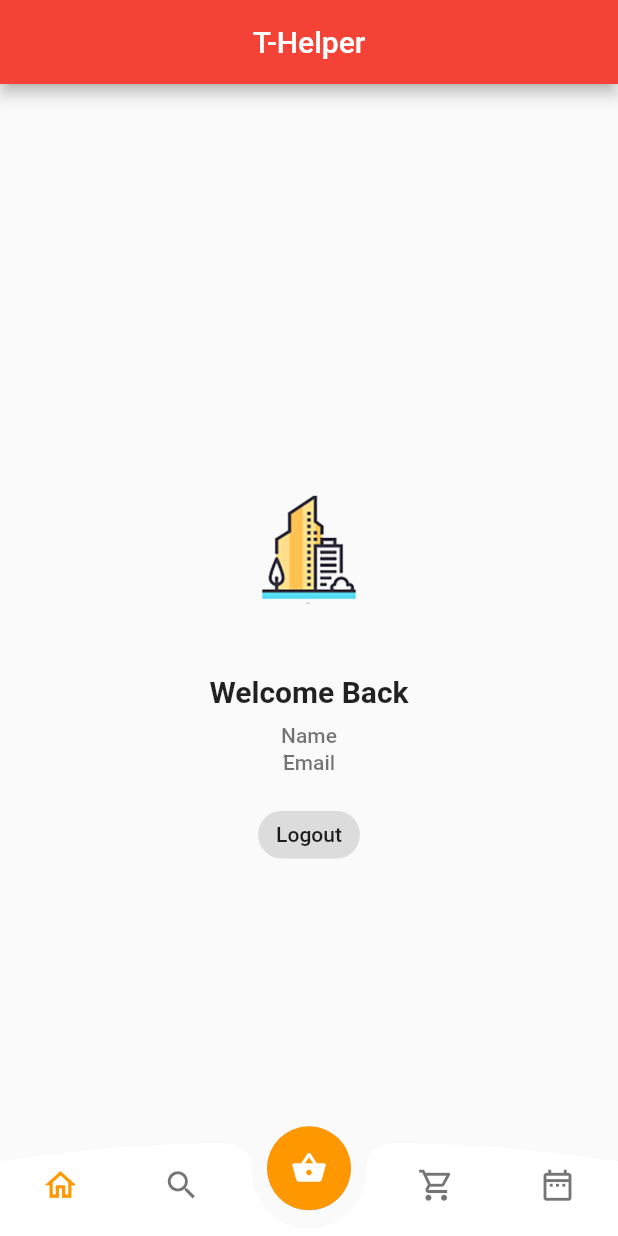
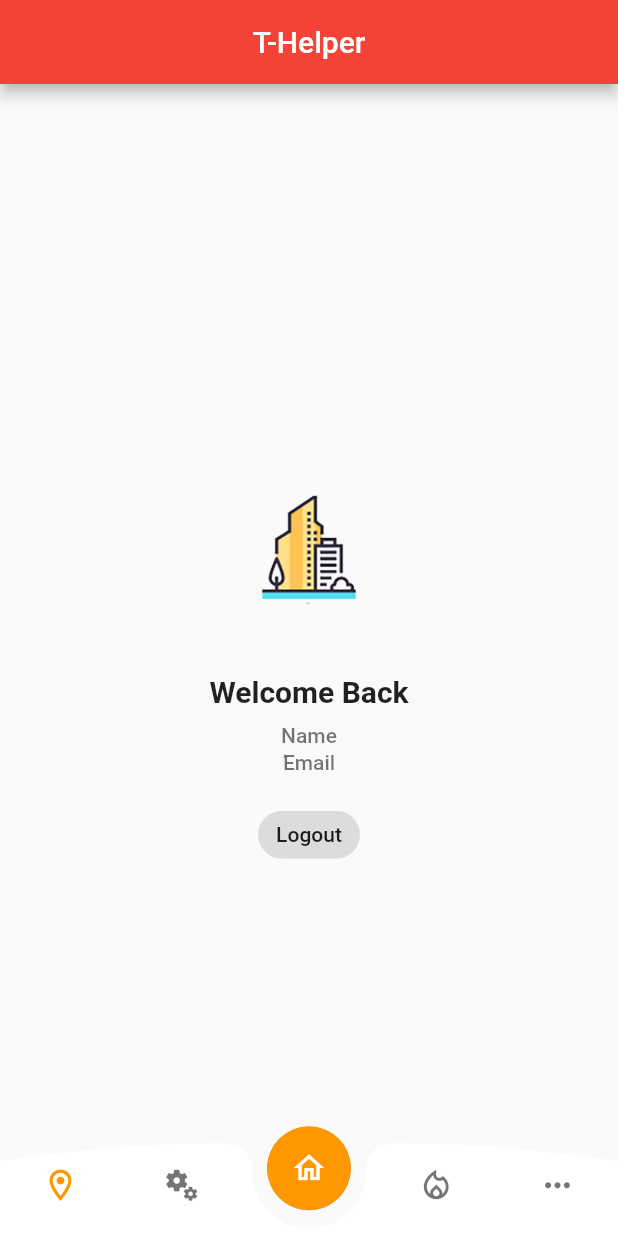
Before and after one commit to Khaledxab/Medify, a Flutter app: the HomeScreen screen opened directly, on a phone screen of 412 x 824 dp. Run offline on Flutter 3.47's test engine with Material 2 defaults, Android fonts, the phone set to English and light mode, and no system bars; our stand-ins replace firebase_auth, firebase_core; accounts and stored records are empty.

Commit message:
changing icons  😁

```diff
--- a/lib/widgets/my_nav_bar.dart
+++ b/lib/widgets/my_nav_bar.dart
@@ -8,9 +8,6 @@ class BottomNavBarCurvedFb1 extends StatefulWidget {
 }
 
 class _BottomNavBarCurvedFb1State extends State<BottomNavBarCurvedFb1> {
-
-
-
   @override
   Widget build(BuildContext context) {
     Size size = MediaQuery.of(context).size;
@@ -34,7 +31,7 @@ class _BottomNavBarCurvedFb1State extends State<BottomNavBarCurvedFb1> {
             heightFactor: 0.6,
             child: FloatingActionButton(
                 backgroundColor: primaryColor,
-                child: Icon(Icons.shopping_basket),
+                child: Icon(Icons.home_outlined),
                 elevation: 0.1,
                 onPressed: () {}),
           ),
@@ -44,16 +41,16 @@ class _BottomNavBarCurvedFb1State extends State<BottomNavBarCurvedFb1> {
               mainAxisAlignment: MainAxisAlignment.spaceAround,
               children: [
                 NavBarIcon(
-                  text: "Home",
-                  icon: Icons.home_outlined,
+                  text: "GPS",
+                  icon: Icons.location_on_outlined,
                   selected: true,
                   onPressed: () {},
                   defaultColor: secondaryColor,
                   selectedColor: primaryColor,
                 ),
                 NavBarIcon(
-                  text: "Search",
-                  icon: Icons.search_outlined,
+                  text: "services",
+                  icon: Icons.miscellaneous_services_outlined,
                   selected: false,
                   onPressed: () {},
                   defaultColor: secondaryColor,
@@ -61,15 +58,15 @@ class _BottomNavBarCurvedFb1State extends State<BottomNavBarCurvedFb1> {
                 ),
                 SizedBox(width: 56),
                 NavBarIcon(
-                    text: "Cart",
-                    icon: Icons.local_grocery_store_outlined,
+                    text: "Hot alerts",
+                    icon: Icons.local_fire_department_outlined,
                     selected: false,
                     onPressed: () {},
                     defaultColor: secondaryColor,
                     selectedColor: primaryColor),
                 NavBarIcon(
-                  text: "Calendar",
-                  icon: Icons.date_range_outlined,
+                  text: "more",
+                  icon: Icons.more_horiz,
                   selected: false,
                   onPressed: () {},
                   selectedColor: primaryColor,
@@ -85,13 +82,13 @@ class _BottomNavBarCurvedFb1State extends State<BottomNavBarCurvedFb1> {
 }
 
 class BottomNavCurvePainter extends CustomPainter {
-  BottomNavCurvePainter({this.backgroundColor = Colors.white, this.insetRadius = 38});
+  BottomNavCurvePainter(
+      {this.backgroundColor = Colors.white, this.insetRadius = 38});
 
   Color backgroundColor;
   double insetRadius;
   @override
   void paint(Canvas canvas, Size size) {
-
     Paint paint = Paint()
       ..color = backgroundColor
       ..style = PaintingStyle.fill;
```
